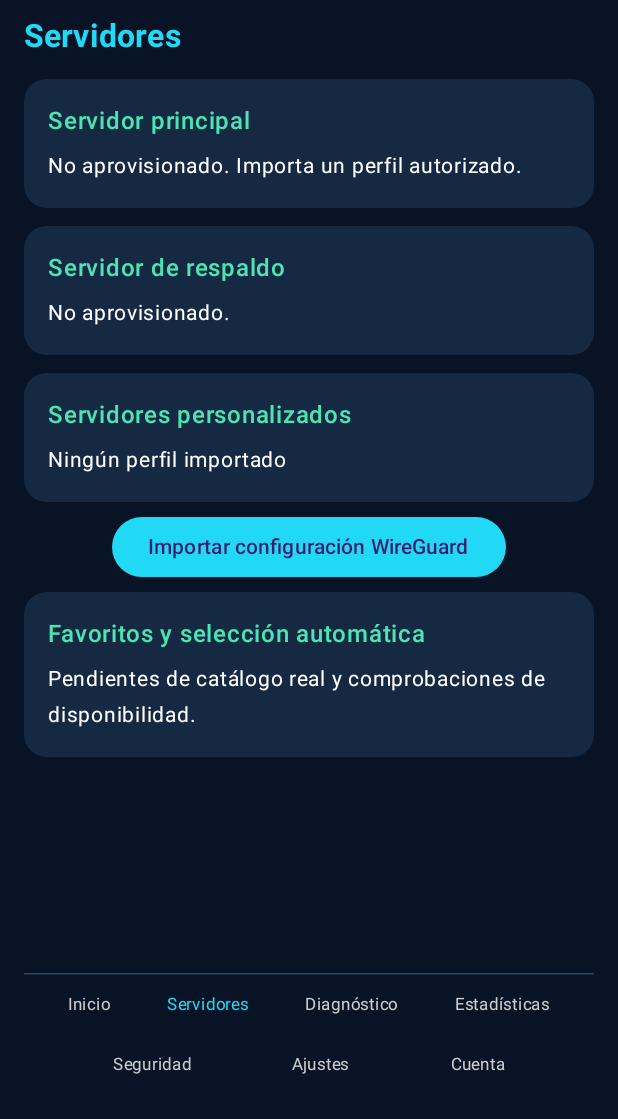
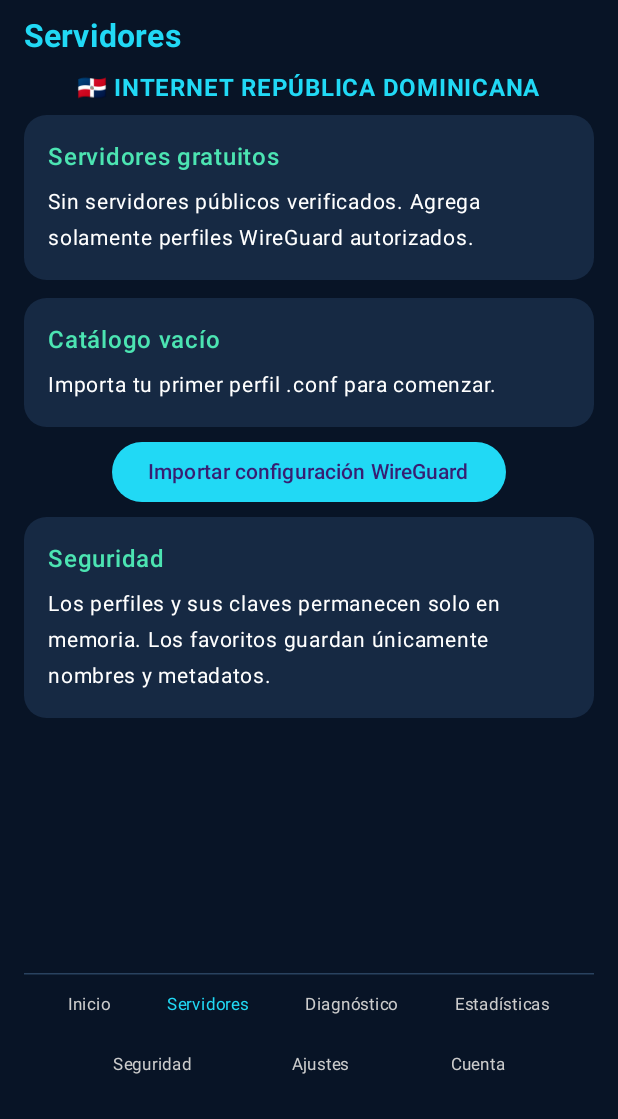
Before and after one commit to hdca172/TMC-VPN, an Android app built with Jetpack Compose: the screen it shows after launch (MainActivity), after a tap on "Servidores", on a phone screen of 412 x 824 dp, the part 117-1236 px from its top. Run offline under Robolectric (Android 15) with nearby library versions, the phone set to English and light mode, and no system bars; libraries missing offline, so code that uses them is left out: com.wireguard.android, com.wireguard.config; 2 other taps on this screen came first.

Commit message:
feat: show server catalog and favorites in Compose

```diff
--- a/app/src/main/java/com/tmc/vpn/MainActivity.kt
+++ b/app/src/main/java/com/tmc/vpn/MainActivity.kt
@@ -26,6 +26,8 @@ import androidx.compose.ui.text.font.FontWeight
 import androidx.compose.ui.text.style.TextAlign
 import androidx.compose.ui.unit.dp
 import androidx.compose.ui.unit.sp
+import com.tmc.vpn.servers.ServerCatalog
+import com.tmc.vpn.servers.ServerKind
 import com.tmc.vpn.vpn.TunnelStatus
 import com.tmc.vpn.vpn.WireGuardController
 import kotlinx.coroutines.Dispatchers
@@ -53,6 +55,9 @@ private fun UltimateApp(context: Context, controller: WireGuardController) {
     var welcome by remember { mutableStateOf(true) }
     var refresh by remember { mutableIntStateOf(0) }
     var hasProfile by remember { mutableStateOf(false) }
+    val catalog = remember { ServerCatalog(context) }
+    var catalogVersion by remember { mutableIntStateOf(0) }
+    var selectedServerId by remember { mutableStateOf<String?>(null) }
     var tunnelStatus by remember { mutableStateOf(TunnelStatus.DISCONNECTED) }
     var message by remember { mutableStateOf("Sin perfil WireGuard") }
     var busy by remember { mutableStateOf(false) }
@@ -67,6 +72,9 @@ private fun UltimateApp(context: Context, controller: WireGuardController) {
                 controller.importProfile(text).getOrThrow()
             }.onSuccess {
                 hasProfile = true
+                val imported = catalog.add("Perfil importado " + (catalog.list().size + 1))
+                selectedServerId = imported.id
+                catalogVersion++
                 tunnelStatus = TunnelStatus.DISCONNECTED
                 message = "Perfil importado en memoria. Conecta solo a servidores de confianza."
             }.onFailure { message = "Error al importar: ${it.localizedMessage ?: "perfil inválido"}" }
@@ -128,11 +136,28 @@ private fun UltimateApp(context: Context, controller: WireGuardController) {
                             Info("Estado", if (active) "WireGuard reporta túnel UP. Comprueba conectividad y DNS." else "No hay túnel activo.")
                         }
                         1 -> {
-                            Info("Servidor principal", "No aprovisionado. Importa un perfil autorizado.")
-                            Info("Servidor de respaldo", "No aprovisionado.")
-                            Info("Servidores personalizados", if (hasProfile) "1 perfil importado en memoria" else "Ningún perfil importado")
+                            Text("🇩🇴 INTERNET REPÚBLICA DOMINICANA", color = Cyan, fontWeight = FontWeight.Bold)
+                            Info("Servidores gratuitos", "Sin servidores públicos verificados. Agrega solamente perfiles WireGuard autorizados.")
+                            val servers = remember(catalogVersion) { catalog.list() }
+                            if (servers.isEmpty()) Info("Catálogo vacío", "Importa tu primer perfil .conf para comenzar.")
+                            servers.forEach { server ->
+                                Column(Modifier.fillMaxWidth().padding(vertical = 4.dp).background(Panel, RoundedCornerShape(14.dp)).padding(12.dp)) {
+                                    Text(server.name + if (selectedServerId == server.id) " • Seleccionado" else "", color = Color.White, fontWeight = FontWeight.Bold)
+                                    Text(if (server.kind == ServerKind.FREE) "Gratuito verificado" else "Personalizado", color = Color.LightGray)
+                                    Text("Latencia: sin medir", color = Color.LightGray, fontSize = 12.sp)
+                                    Row(horizontalArrangement = Arrangement.spacedBy(8.dp)) {
+                                        TextButton(onClick = {
+                                            selectedServerId = server.id
+                                            message = "Importa el archivo .conf de este servidor antes de conectar"
+                                            hasProfile = false
+                                        }) { Text("Seleccionar") }
+                                        TextButton(onClick = { catalog.toggleFavorite(server.id); catalogVersion++ }) { Text(if (server.favorite) "★" else "☆") }
+                                        TextButton(onClick = { catalog.remove(server.id); catalogVersion++; if (selectedServerId == server.id) { selectedServerId = null; hasProfile = false } }) { Text("Eliminar") }
+                                    }
+                                }
+                            }
                             Button(onClick = { picker.launch(arrayOf("*/*")) }) { Text("Importar configuración WireGuard") }
-                            Info("Favoritos y selección automática", "Pendientes de catálogo real y comprobaciones de disponibilidad.")
+                            Info("Seguridad", "Los perfiles y sus claves permanecen solo en memoria. Los favoritos guardan únicamente nombres y metadatos.")
                         }
                         2 -> {
                             Info("Tipo de red", network)
```
